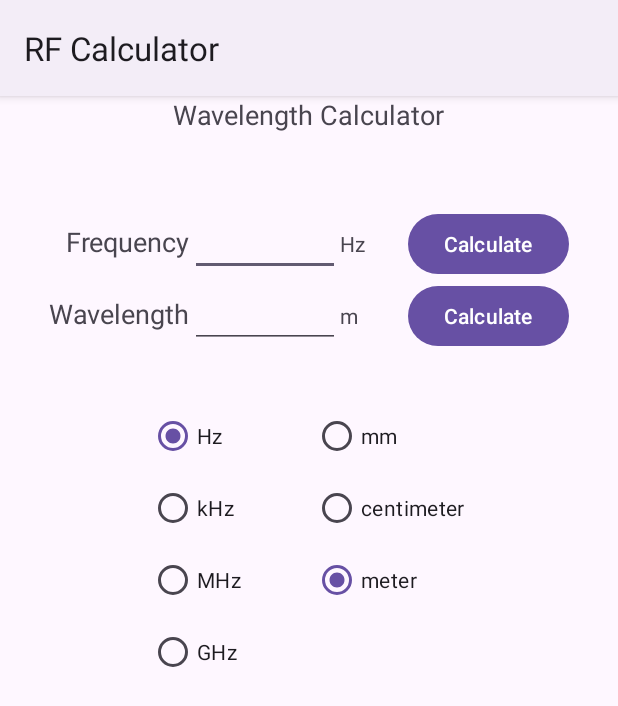
After one commit to wholybee/RFCalculator, an Android app: the WavelengthActivity screen opened directly, with no data from a screen before it, on a phone screen of 412 x 824 dp. The commit adds this screen. Shown: the top 706 px of the screen. Run offline under Robolectric (Android 15) with nearby library versions, the phone set to English and light mode, and no system bars.

Commit message:
added wavelength calculator

```diff
--- a/app/build.gradle.kts
+++ b/app/build.gradle.kts
@@ -35,6 +35,7 @@ dependencies {
     implementation("androidx.legacy:legacy-support-v4:1.0.0")
     implementation("androidx.lifecycle:lifecycle-livedata-ktx:2.6.2")
     implementation("androidx.lifecycle:lifecycle-viewmodel-ktx:2.6.2")
+    implementation("androidx.constraintlayout:constraintlayout:2.1.4")
     testImplementation("junit:junit:4.13.2")
     androidTestImplementation("androidx.test.ext:junit:1.1.5")
     androidTestImplementation("androidx.test.espresso:espresso-core:3.5.1")
--- a/app/src/main/java/net/holybee/rfcalculator/MainActivity.java
+++ b/app/src/main/java/net/holybee/rfcalculator/MainActivity.java
@@ -89,4 +89,9 @@ public class MainActivity extends AppCompatActivity {
         Intent intent = new Intent(this, VSWRActivity.class);
         startActivity(intent);
     }
+
+    public void rootStartWavelength(View v) {
+        Intent intent = new Intent(this, WavelengthActivity.class);
+        startActivity(intent);
+    }
 }
--- /dev/null
+++ b/app/src/main/java/net/holybee/rfcalculator/WavelengthActivity.java
@@ -0,0 +1,167 @@
+package net.holybee.rfcalculator;
+
+import androidx.appcompat.app.AppCompatActivity;
+import androidx.lifecycle.ViewModelProvider;
+
+import android.os.Bundle;
+import android.provider.MediaStore;
+import android.util.Log;
+import android.view.Menu;
+import android.view.MenuItem;
+import android.view.View;
+import android.widget.EditText;
+import android.widget.RadioButton;
+import android.widget.TextView;
+
+import java.math.BigDecimal;
+
+public class WavelengthActivity extends AppCompatActivity {
+    private final String TAG = "Wavelength";
+    private WaveLengthViewModel mViewModel;
+    private RadioButton rbHZ;
+    private RadioButton rbMHZ;
+    private RadioButton rbKHZ;
+    private RadioButton rbGHZ;
+    private RadioButton rbMM;
+    private RadioButton rbCM;
+    private RadioButton rbM;
+    private TextView freqUnitText;
+    private TextView wavelengthUnitText;
+
+    @Override
+    protected void onCreate(Bundle savedInstanceState) {
+        super.onCreate(savedInstanceState);
+        setContentView(R.layout.activity_wavelength);
+
+        mViewModel = new ViewModelProvider(this).get(WaveLengthViewModel.class);
+
+        rbHZ = findViewById(R.id.hz_radioButton);
+        rbMHZ = findViewById(R.id.MHz_radioButton);
+        rbKHZ = findViewById(R.id.kHz_radioButton);
+        rbGHZ = findViewById(R.id.GHz_radioButton);
+        rbMM = findViewById(R.id.mm_radioButton);
+        rbCM = findViewById(R.id.cm_radioButton);
+        rbM = findViewById(R.id.meter_radioButton);
+        freqUnitText = findViewById(R.id.freq_unit_textView);
+        wavelengthUnitText = findViewById(R.id.wave_unit_textView);
+
+        setRadioButtons();
+    }
+
+    @Override
+    public boolean onCreateOptionsMenu(Menu menu) {
+        // Inflate the menu; this adds items to the action bar if it is present.
+        //  getMenuInflater().inflate(R.menu.rfcalc, menu);
+        return true;
+    }
+
+    @Override
+    public boolean onOptionsItemSelected(MenuItem item) {
+        // Handle action bar item clicks here. The action bar will
+        // automatically handle clicks on the Home/Up button, so long
+        // as you specify a parent activity in AndroidManifest.xml.
+        int id = item.getItemId();
+        if (id == R.id.action_settings) {
+            return true;
+        }
+        return super.onOptionsItemSelected(item);
+    }
+
+    public void freqUnitChanged (View view) {
+        int id = view.getId();
+        if (id == R.id.hz_radioButton) {
+            mViewModel.frequencyUnit = WaveLengthViewModel.HERTZ;
+            freqUnitText.setText("Hz");
+        }
+        if (id == R.id.kHz_radioButton) {
+            mViewModel.frequencyUnit = WaveLengthViewModel.KILOHERTZ;
+            freqUnitText.setText("kHz");
+        }
+        if (id == R.id.MHz_radioButton) {
+            mViewModel.frequencyUnit = WaveLengthViewModel.MEGAHERTZ;
+            freqUnitText.setText("MHz");
+        }
+        if (id == R.id.GHz_radioButton) {
+            mViewModel.frequencyUnit = WaveLengthViewModel.GIGAHERTZ;
+            freqUnitText.setText("GHz");
+        }
+        Log.i(TAG, String.valueOf(mViewModel.frequencyUnit));
+    }
+
+    public void wavelengthUnitChanged (View view) {
+        int id = view.getId();
+        if (id == R.id.mm_radioButton) {
+            mViewModel.wavelengthUnit = WaveLengthViewModel.MILLIMETER;
+            wavelengthUnitText.setText("mm");
+        }
+        if (id == R.id.cm_radioButton) {
+            mViewModel.wavelengthUnit = WaveLengthViewModel.CENTIMETER;
+            wavelengthUnitText.setText("cm");
+        }
+        if (id == R.id.meter_radioButton) {
+            mViewModel.wavelengthUnit = WaveLengthViewModel.METER;
+            wavelengthUnitText.setText("m");
+        }
+    }
+
+    public void clickFreqCalc (View v) {
+        EditText freqEditText = findViewById(R.id.freq_EditText);
+        EditText waveEditText = findViewById(R.id.wave_EditText);
+        BigDecimal wavelength = mViewModel.calculateWavelength(new BigDecimal(freqEditText.getText().toString()));
+        waveEditText.setText(String.valueOf(wavelength));
+    }
+
+    public void clickWaveCalc (View v) {
+        EditText freqEditText = findViewById(R.id.freq_EditText);
+        EditText waveEditText = findViewById(R.id.wave_EditText);
+        BigDecimal frequency = mViewModel.calculateFrequency(new BigDecimal(waveEditText.getText().toString()));
+        freqEditText.setText(String.valueOf(frequency));
+    }
+
+    private void setRadioButtons () {
+        Log.i(TAG, String.valueOf(mViewModel.frequencyUnit));
+        switch (mViewModel.frequencyUnit) {
+            case WaveLengthViewModel.HERTZ: {
+                rbHZ.setChecked(true);
+                freqUnitText.setText("Hz");
+                Log.d(TAG,"hertz");
+                break;
+            }
+            case WaveLengthViewModel.KILOHERTZ: {
+                rbKHZ.setChecked(true);
+                freqUnitText.setText("kHz");
+                Log.d(TAG,"kilo");
+                break;
+            }
+            case WaveLengthViewModel.MEGAHERTZ: {
+                rbMHZ.setChecked(true);
+                freqUnitText.setText("MHz");
+                Log.d(TAG,"mega");
+                break;
+            }
+            case WaveLengthViewModel.GIGAHERTZ: {
+                rbGHZ.setChecked(true);
+                freqUnitText.setText("GHz");
+                Log.d(TAG,"giga");
+                break;
+            }
+        }
+        switch (mViewModel.wavelengthUnit) {
+            case WaveLengthViewModel.MILLIMETER: {
+                rbMM.setChecked(true);
+                wavelengthUnitText.setText("mm");
+                break;
+            }
+            case WaveLengthViewModel.CENTIMETER: {
+                rbCM.setChecked(true);
+                wavelengthUnitText.setText("cm");
+                break;
+            }
+            case WaveLengthViewModel.METER: {
+                rbM.setChecked(true);
+                wavelengthUnitText.setText("m");
+                break;
+            }
+        }
+    }
+}
--- /dev/null
+++ b/app/src/main/res/layout/activity_wavelength.xml
@@ -0,0 +1,178 @@
+<?xml version="1.0" encoding="utf-8"?>
+<LinearLayout
+    xmlns:android="http://schemas.android.com/apk/res/android"
+    xmlns:tools="http://schemas.android.com/tools"
+    android:layout_width="match_parent"
+    android:layout_height="match_parent"
+    android:gravity = "top|center"
+    android:orientation="vertical"
+    tools:context=".WavelengthActivity">
+
+    <TextView
+        android:id="@+id/freq_titleText"
+        android:layout_width="wrap_content"
+        android:layout_height="wrap_content"
+        android:layout_marginBottom="50dp"
+        android:textAppearance="?android:attr/textAppearanceMedium"
+        android:text="@string/wavelength_calculator" />
+
+    <LinearLayout
+        android:layout_width="wrap_content"
+        android:layout_height="wrap_content"
+        android:orientation="vertical"
+        android:gravity="center|right">
+
+        <LinearLayout
+            android:layout_width="wrap_content"
+            android:layout_height="wrap_content"
+            android:orientation="horizontal">
+
+            <TextView
+                android:id="@+id/freq_textView"
+                android:layout_width="wrap_content"
+                android:layout_height="wrap_content"
+                android:text="@string/frequency"
+                android:textAppearance="?android:attr/textAppearanceMedium" />
+
+            <EditText
+                android:id="@+id/freq_EditText"
+                android:layout_width="100dp"
+                android:layout_height="wrap_content"
+                android:layout_weight="1"
+                android:ems="10"
+                android:inputType="numberDecimal"
+                android:imeOptions="actionDone"
+                android:selectAllOnFocus="true" />
+
+            <TextView
+                android:id="@+id/freq_unit_textView"
+                android:layout_width="45dp"
+                android:layout_height="wrap_content"
+                android:layout_weight="1"
+                android:paddingEnd="5dp"
+                android:text="GHz" />
+
+            <Button
+                android:id="@+id/freq_button"
+                android:layout_width="wrap_content"
+                android:layout_height="wrap_content"
+                android:layout_weight="1"
+                android:onClick="clickFreqCalc"
+                android:text="@string/calculate" />
+        </LinearLayout>
+
+        <LinearLayout
+            android:layout_width="wrap_content"
+            android:layout_height="wrap_content"
+            android:orientation="horizontal">
+
+            <TextView
+                android:id="@+id/wave_textView"
+                android:layout_width="wrap_content"
+                android:layout_height="wrap_content"
+                android:text="@string/wavelength"
+                android:textAppearance="?android:attr/textAppearanceMedium" />
+
+            <EditText
+                android:id="@+id/wave_EditText"
+                android:layout_width="100dp"
+                android:layout_height="wrap_content"
+                android:layout_weight="1"
+                android:ems="10"
+                android:inputType="numberDecimal"
+                android:imeOptions="actionDone"
+                android:selectAllOnFocus="true" />
+
+            <TextView
+                android:id="@+id/wave_unit_textView"
+                android:layout_width="45dp"
+                android:layout_height="wrap_content"
+                android:layout_weight="1"
+                android:paddingEnd="5dp"
+                android:text="CM" />
+
+            <Button
+                android:id="@+id/button2"
+                android:layout_width="wrap_content"
+                android:layout_height="wrap_content"
+                android:layout_weight="1"
+                android:onClick="clickWaveCalc"
+                android:text="@string/calculate" />
+        </LinearLayout>
+
+        <LinearLayout
+            android:layout_width="match_parent"
+            android:layout_height="match_parent"
+            android:orientation="horizontal"
+            android:gravity="center">
+
+            <RadioGroup
+                android:layout_width="wrap_content"
+                android:layout_height="match_parent"
+                android:paddingTop="32dp"
+                android:paddingEnd="48dp">
+
+                <RadioButton
+                    android:id="@+id/hz_radioButton"
+                    android:layout_width="match_parent"
+                    android:layout_height="wrap_content"
+                    android:checked="false"
+                    android:onClick="freqUnitChanged"
+                    android:text="Hz" />
+
+                <RadioButton
+                    android:id="@+id/kHz_radioButton"
+                    android:layout_width="match_parent"
+                    android:layout_height="wrap_content"
+                    android:onClick="freqUnitChanged"
+                    android:text="kHz"
+                     />
+
+                <RadioButton
+                    android:id="@+id/MHz_radioButton"
+                    android:layout_width="match_parent"
+                    android:layout_height="wrap_content"
+                    android:onClick="freqUnitChanged"
+                    android:text="MHz" />
+
+                <RadioButton
+                    android:id="@+id/GHz_radioButton"
+                    android:layout_width="match_parent"
+                    android:layout_height="wrap_content"
+                    android:onClick="freqUnitChanged"
+                    android:text="GHz" />
+
+            </RadioGroup>
+
+            <RadioGroup
+                android:layout_width="wrap_content"
+                android:layout_height="match_parent"
+                android:paddingTop="32dp"
+                android:paddingEnd="2dp">
+
+                <RadioButton
+                    android:id="@+id/mm_radioButton"
+                    android:layout_width="match_parent"
+                    android:layout_height="wrap_content"
+                    android:onClick="wavelengthUnitChanged"
+                    android:text="mm" />
+
+                <RadioButton
+                    android:id="@+id/cm_radioButton"
+                    android:layout_width="match_parent"
+                    android:layout_height="wrap_content"
+                    android:onClick="wavelengthUnitChanged"
+                    android:text="centimeter" />
+
+                <RadioButton
+                    android:id="@+id/meter_radioButton"
+                    android:layout_width="match_parent"
+                    android:layout_height="wrap_content"
+                    android:onClick="wavelengthUnitChanged"
+                    android:text="meter" />
+            </RadioGroup>
+
+        </LinearLayout>
+
+    </LinearLayout>
+</LinearLayout>
--- a/app/src/main/res/menu/root.xml
+++ b/app/src/main/res/menu/root.xml
@@ -22,4 +22,10 @@
         android:orderInCategory="100"
         app:showAsAction="never" />
 
+    <item android:id="@+id/action_wave"
+        android:title="@string/wavelength_calc"
+        android:orderInCategory="100"
+        app:showAsAction="never" />
+
+
 </menu>
--- a/app/src/main/res/values/strings.xml
+++ b/app/src/main/res/values/strings.xml
@@ -60,6 +60,11 @@
     <string name="_dbm">dbm</string>
     <string name="dipole_calculator">Dipole Calculator</string>
     <string name="neg">+/-</string>
+    <string name="wavelength_calculator">Wavelength Calculator</string>
+    <string name="frequency">Frequency</string>
+    <string name="calculate">Calculate</string>
+    <string name="wavelength">Wavelength</string>
+    <string name="wavelength_calc">Wavelength Calc.</string>
 
 
 </resources>
```
Also changed, not shown: app/src/main/AndroidManifest.xml (+8 -5 lines), app/src/main/java/net/holybee/rfcalculator/WaveLengthViewModel.java (added, +131 -0 lines), app/src/main/res/layout/activity_root.xml (+10 -0 lines).
